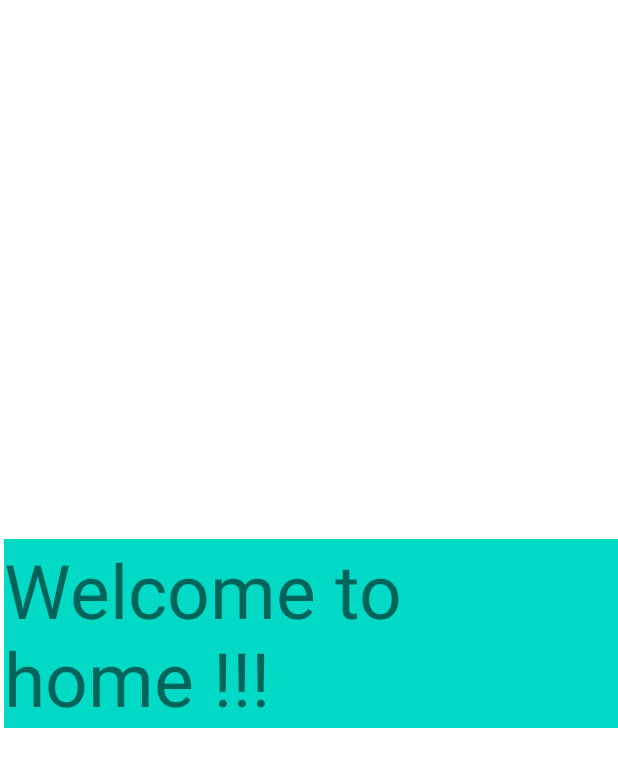
After one commit to Laradejpl/paypal_Ecommerce_2021, an Android app: the HomeScreen screen opened directly, with no data from a screen before it, on a phone screen of 412 x 824 dp. The commit adds this screen. Shown: the top 767 px of the screen. Run offline under Robolectric (Android 15) with nearby library versions, the phone set to English and light mode, and no system bars; network calls fail.

Commit message:
mise en place du loggin et du register avec la base de donnée et les activité

```diff
--- /dev/null
+++ b/app/src/main/java/com/example/onlinestorekotlin/HomeScreen.kt
@@ -0,0 +1,11 @@
+package com.example.onlinestorekotlin
+
+import androidx.appcompat.app.AppCompatActivity
+import android.os.Bundle
+
+class HomeScreen : AppCompatActivity() {
+    override fun onCreate(savedInstanceState: Bundle?) {
+        super.onCreate(savedInstanceState)
+        setContentView(R.layout.activity_home_screen)
+    }
+}
--- /dev/null
+++ b/app/src/main/res/layout/activity_home_screen.xml
@@ -0,0 +1,25 @@
+<?xml version="1.0" encoding="utf-8"?>
+<androidx.constraintlayout.widget.ConstraintLayout xmlns:android="http://schemas.android.com/apk/res/android"
+    xmlns:app="http://schemas.android.com/apk/res-auto"
+    xmlns:tools="http://schemas.android.com/tools"
+    android:layout_width="match_parent"
+    android:layout_height="match_parent"
+    tools:context=".HomeScreen">
+
+    <TextView
+        android:id="@+id/textView3"
+        android:layout_width="wrap_content"
+        android:layout_height="wrap_content"
+        android:textSize="50sp"
+        android:background="@color/teal_200"
+        android:layout_marginStart="179dp"
+        android:layout_marginLeft="179dp"
+        android:layout_marginTop="20dp"
+        android:layout_marginEnd="174dp"
+        android:layout_marginRight="174dp"
+        android:text="@string/welcome_to_home"
+        app:layout_constraintBottom_toBottomOf="parent"
+        app:layout_constraintEnd_toEndOf="parent"
+        app:layout_constraintStart_toStartOf="parent"
+        app:layout_constraintTop_toTopOf="parent" />
+</androidx.constraintlayout.widget.ConstraintLayout>
--- a/app/src/main/res/values/strings.xml
+++ b/app/src/main/res/values/strings.xml
@@ -9,6 +9,7 @@
     <string name="account">Do you have an account?</string>
     <string name="tosubscribe"> | subscribe</string>
     <string name="create_account">CREATE ACCOUNT</string>
+    <string name="welcome_to_home">Welcome to home !!!</string>
 
 
 </resources>
```
Also changed, not shown: app/src/main/AndroidManifest.xml (+7 -5 lines), app/src/main/java/com/example/onlinestorekotlin/MainActivity.kt (+63 -1 lines), app/src/main/java/com/example/onlinestorekotlin/Person.kt (added, +14 -0 lines), app/src/main/java/com/example/onlinestorekotlin/SignUpLayout.kt (+96 -0 lines), app/src/main/res/layout/activity_main.xml (+7 -10 lines).
